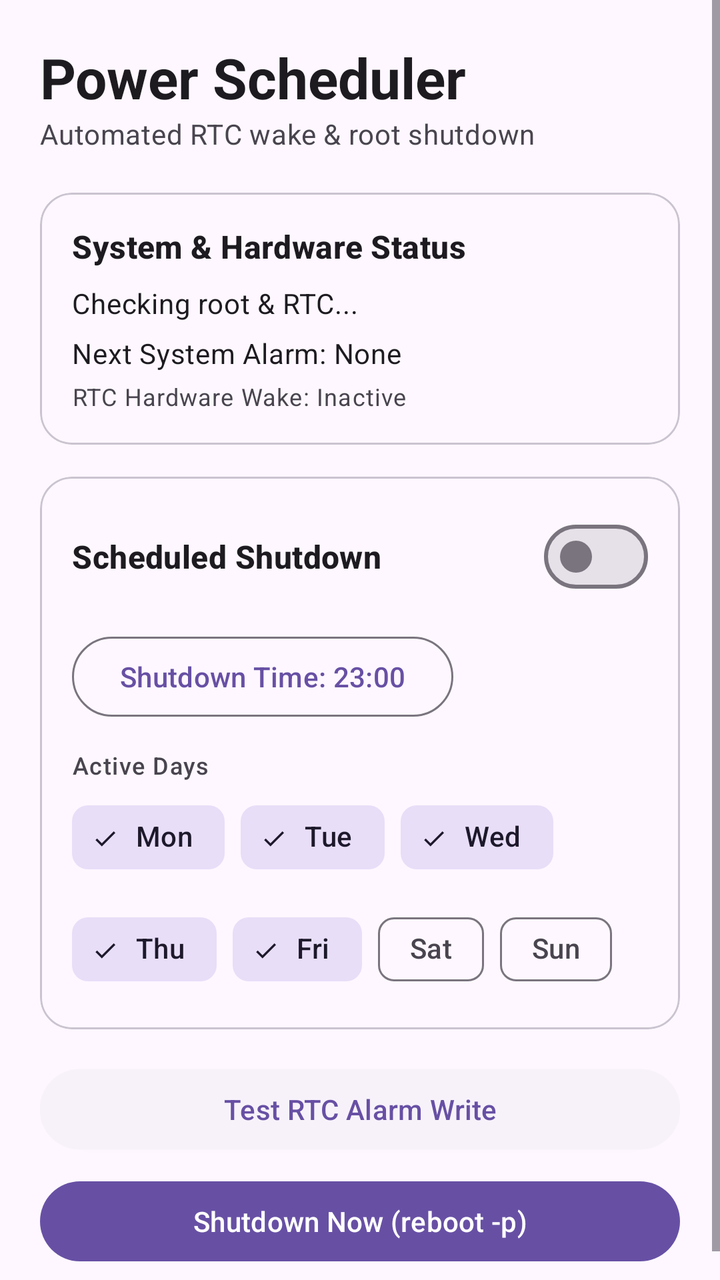
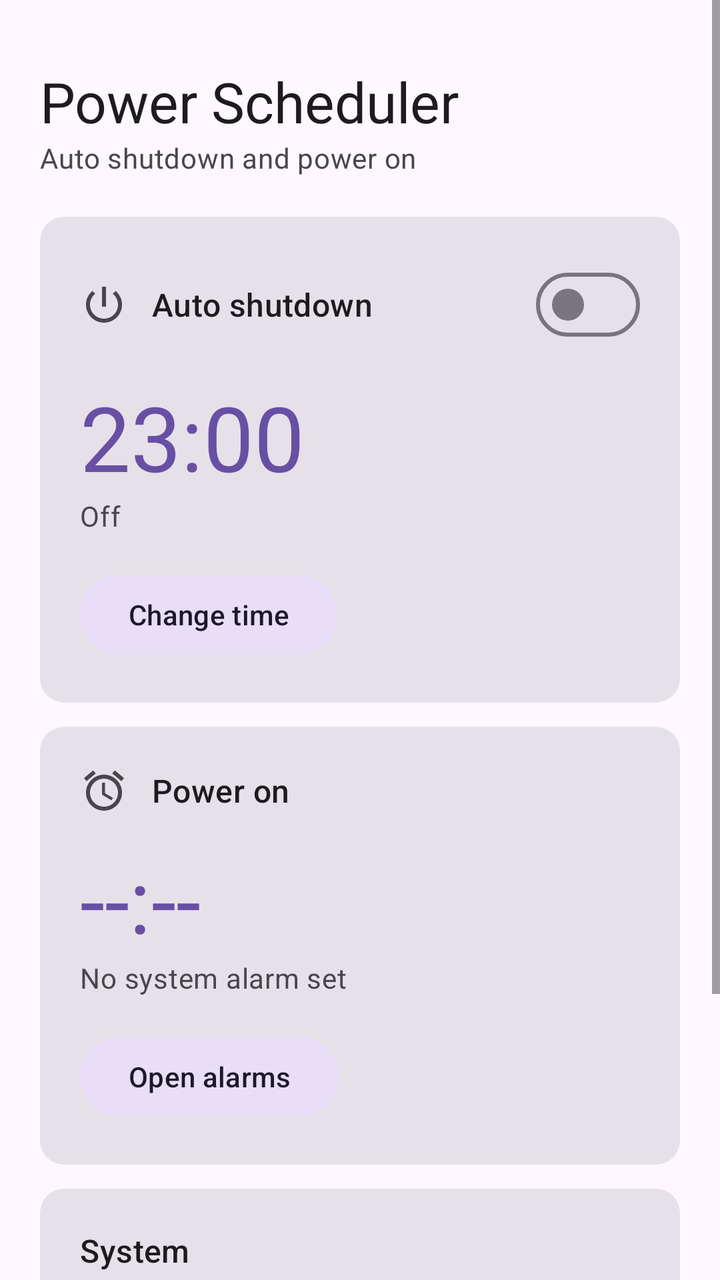

Compare the two renders of this Android layout. The source of the first and the diff that turns it into the second are given below.
<!-- AndroidManifest.xml: application theme Theme.PowerScheduler -->
<!-- res/layout/activity_main.xml -->
<?xml version="1.0" encoding="utf-8"?>
<ScrollView xmlns:android="http://schemas.android.com/apk/res/android"
    xmlns:app="http://schemas.android.com/apk/res-auto"
    android:layout_width="match_parent"
    android:layout_height="match_parent"
    android:background="?android:attr/colorBackground">

    <LinearLayout
        android:layout_width="match_parent"
        android:layout_height="wrap_content"
        android:orientation="vertical"
        android:padding="20dp">

        
        <TextView
            android:layout_width="wrap_content"
            android:layout_height="wrap_content"
            android:text="Power Scheduler"
            android:textAppearance="?attr/textAppearanceHeadlineMedium"
            android:textStyle="bold" />

        <TextView
            android:layout_width="wrap_content"
            android:layout_height="wrap_content"
            android:text="Automated RTC wake &amp; root shutdown"
            android:textAppearance="?attr/textAppearanceBodyMedium"
            android:textColor="?android:attr/textColorSecondary"
            android:layout_marginBottom="20dp" />

        
        <com.google.android.material.card.MaterialCardView
            android:layout_width="match_parent"
            android:layout_height="wrap_content"
            android:layout_marginBottom="16dp"
            app:cardCornerRadius="16dp"
            app:cardElevation="0dp"
            app:strokeWidth="1dp">

            <LinearLayout
                android:layout_width="match_parent"
                android:layout_height="wrap_content"
                android:orientation="vertical"
                android:padding="16dp">

                <TextView
                    android:layout_width="wrap_content"
                    android:layout_height="wrap_content"
                    android:text="System &amp; Hardware Status"
                    android:textAppearance="?attr/textAppearanceTitleMedium"
                    android:textStyle="bold" />

                <TextView
                    android:id="@+id/tvRootStatus"
                    android:layout_width="wrap_content"
                    android:layout_height="wrap_content"
                    android:layout_marginTop="8dp"
                    android:text="Checking root &amp; RTC..."
                    android:textAppearance="?attr/textAppearanceBodyMedium" />

                <TextView
                    android:id="@+id/tvNextAlarm"
                    android:layout_width="wrap_content"
                    android:layout_height="wrap_content"
                    android:layout_marginTop="6dp"
                    android:text="Next System Alarm: None"
                    android:textAppearance="?attr/textAppearanceBodyMedium" />

                <TextView
                    android:id="@+id/tvRtcStatus"
                    android:layout_width="wrap_content"
                    android:layout_height="wrap_content"
                    android:layout_marginTop="4dp"
                    android:text="RTC Hardware Wake: Inactive"
                    android:textAppearance="?attr/textAppearanceBodySmall"
                    android:textColor="?android:attr/textColorSecondary" />
            </LinearLayout>
        </com.google.android.material.card.MaterialCardView>

        
        <com.google.android.material.card.MaterialCardView
            android:layout_width="match_parent"
            android:layout_height="wrap_content"
            android:layout_marginBottom="16dp"
            app:cardCornerRadius="16dp"
            app:cardElevation="0dp"
            app:strokeWidth="1dp">

            <LinearLayout
                android:layout_width="match_parent"
                android:layout_height="wrap_content"
                android:orientation="vertical"
                android:padding="16dp">

                <LinearLayout
                    android:layout_width="match_parent"
                    android:layout_height="wrap_content"
                    android:orientation="horizontal"
                    android:gravity="center_vertical">

                    <TextView
                        android:layout_width="0dp"
                        android:layout_height="wrap_content"
                        android:layout_weight="1"
                        android:text="Scheduled Shutdown"
                        android:textAppearance="?attr/textAppearanceTitleMedium"
                        android:textStyle="bold" />

                    <com.google.android.material.materialswitch.MaterialSwitch
                        android:id="@+id/switchAutoShutdown"
                        android:layout_width="wrap_content"
                        android:layout_height="wrap_content" />
                </LinearLayout>

                <Button
                    android:id="@+id/btnSetShutdownTime"
                    style="@style/Widget.Material3.Button.OutlinedButton"
                    android:layout_width="wrap_content"
                    android:layout_height="wrap_content"
                    android:layout_marginTop="12dp"
                    android:text="Shutdown Time: 23:00" />

                
                <TextView
                    android:layout_width="wrap_content"
                    android:layout_height="wrap_content"
                    android:layout_marginTop="12dp"
                    android:text="Active Days"
                    android:textAppearance="?attr/textAppearanceLabelMedium" />

                <com.google.android.material.chip.ChipGroup
                    android:id="@+id/chipGroupDays"
                    android:layout_width="match_parent"
                    android:layout_height="wrap_content"
                    android:layout_marginTop="4dp">

                    <com.google.android.material.chip.Chip
                        style="@style/Widget.Material3.Chip.Filter"
                        android:layout_width="wrap_content"
                        android:layout_height="wrap_content"
                        android:checked="true"
                        android:text="Mon" />
                    <com.google.android.material.chip.Chip
                        style="@style/Widget.Material3.Chip.Filter"
                        android:layout_width="wrap_content"
                        android:layout_height="wrap_content"
                        android:checked="true"
                        android:text="Tue" />
                    <com.google.android.material.chip.Chip
                        style="@style/Widget.Material3.Chip.Filter"
                        android:layout_width="wrap_content"
                        android:layout_height="wrap_content"
                        android:checked="true"
                        android:text="Wed" />
                    <com.google.android.material.chip.Chip
                        style="@style/Widget.Material3.Chip.Filter"
                        android:layout_width="wrap_content"
                        android:layout_height="wrap_content"
                        android:checked="true"
                        android:text="Thu" />
                    <com.google.android.material.chip.Chip
                        style="@style/Widget.Material3.Chip.Filter"
                        android:layout_width="wrap_content"
                        android:layout_height="wrap_content"
                        android:checked="true"
                        android:text="Fri" />
                    <com.google.android.material.chip.Chip
                        style="@style/Widget.Material3.Chip.Filter"
                        android:layout_width="wrap_content"
                        android:layout_height="wrap_content"
                        android:text="Sat" />
                    <com.google.android.material.chip.Chip
                        style="@style/Widget.Material3.Chip.Filter"
                        android:layout_width="wrap_content"
                        android:layout_height="wrap_content"
                        android:text="Sun" />
                </com.google.android.material.chip.ChipGroup>
            </LinearLayout>
        </com.google.android.material.card.MaterialCardView>

        
        <Button
            android:id="@+id/btnTestRtc"
            style="@style/Widget.Material3.Button.ElevatedButton"
            android:layout_width="match_parent"
            android:layout_height="wrap_content"
            android:layout_marginBottom="8dp"
            android:text="Test RTC Alarm Write" />

        <Button
            android:id="@+id/btnManualShutdown"
            style="@style/Widget.Material3.Button"
            android:layout_width="match_parent"
            android:layout_height="wrap_content"
            android:text="Shutdown Now (reboot -p)" />

    </LinearLayout>
</ScrollView>
<!-- resources referenced by this layout -->
<resources>
  <style name="Theme.PowerScheduler" parent="Theme.Material3.DayNight.NoActionBar">
          <item name="colorPrimary">@color/md_theme_primary</item>
          <item name="colorOnPrimary">@color/md_theme_onPrimary</item>
          <item name="colorContainer">@color/md_theme_primaryContainer</item>
      </style>
  <color name="md_theme_primary">#6750A4</color>
  <color name="md_theme_onPrimary">#FFFFFF</color>
  <color name="md_theme_primaryContainer">#EADDFF</color>
</resources>

<!-- the commit's change to res/layout/activity_main.xml (unified diff, before → after) -->
@@ -3,7 +3,9 @@
     xmlns:app="http://schemas.android.com/apk/res-auto"
     android:layout_width="match_parent"
     android:layout_height="match_parent"
-    android:background="?android:attr/colorBackground">
+    android:background="?attr/colorSurface"
+    android:fillViewport="true"
+    android:fitsSystemWindows="true">
 
     <LinearLayout
         android:layout_width="match_parent"
@@ -13,185 +15,230 @@
 
         
         <TextView
-            android:layout_width="wrap_content"
-            android:layout_height="wrap_content"
+            android:layout_width="match_parent"
+            android:layout_height="wrap_content"
+            android:layout_marginTop="12dp"
             android:text="Power Scheduler"
             android:textAppearance="?attr/textAppearanceHeadlineMedium"
-            android:textStyle="bold" />
+            android:textColor="?attr/colorOnSurface" />
 
         <TextView
-            android:layout_width="wrap_content"
-            android:layout_height="wrap_content"
-            android:text="Automated RTC wake &amp; root shutdown"
+            android:layout_width="match_parent"
+            android:layout_height="wrap_content"
+            android:layout_marginBottom="20dp"
+            android:text="Auto shutdown and power on"
             android:textAppearance="?attr/textAppearanceBodyMedium"
-            android:textColor="?android:attr/textColorSecondary"
-            android:layout_marginBottom="20dp" />
+            android:textColor="?attr/colorOnSurfaceVariant" />
 
         
         <com.google.android.material.card.MaterialCardView
-            android:layout_width="match_parent"
-            android:layout_height="wrap_content"
-            android:layout_marginBottom="16dp"
-            app:cardCornerRadius="16dp"
-            app:cardElevation="0dp"
-            app:strokeWidth="1dp">
+            style="?attr/materialCardViewFilledStyle"
+            android:layout_width="match_parent"
+            android:layout_height="wrap_content"
+            android:layout_marginBottom="12dp">
 
             <LinearLayout
                 android:layout_width="match_parent"
                 android:layout_height="wrap_content"
                 android:orientation="vertical"
-                android:padding="16dp">
-
-                <TextView
-                    android:layout_width="wrap_content"
-                    android:layout_height="wrap_content"
-                    android:text="System &amp; Hardware Status"
-                    android:textAppearance="?attr/textAppearanceTitleMedium"
-                    android:textStyle="bold" />
-
-                <TextView
-                    android:id="@+id/tvRootStatus"
-                    android:layout_width="wrap_content"
-                    android:layout_height="wrap_content"
-                    android:layout_marginTop="8dp"
-                    android:text="Checking root &amp; RTC..."
-                    android:textAppearance="?attr/textAppearanceBodyMedium" />
-
-                <TextView
-                    android:id="@+id/tvNextAlarm"
-                    android:layout_width="wrap_content"
-                    android:layout_height="wrap_content"
-                    android:layout_marginTop="6dp"
-                    android:text="Next System Alarm: None"
-                    android:textAppearance="?attr/textAppearanceBodyMedium" />
-
-                <TextView
-                    android:id="@+id/tvRtcStatus"
-                    android:layout_width="wrap_content"
-                    android:layout_height="wrap_content"
-                    android:layout_marginTop="4dp"
-                    android:text="RTC Hardware Wake: Inactive"
-                    android:textAppearance="?attr/textAppearanceBodySmall"
-                    android:textColor="?android:attr/textColorSecondary" />
+                android:padding="20dp">
+
+                <LinearLayout
+                    android:layout_width="match_parent"
+                    android:layout_height="wrap_content"
+                    android:gravity="center_vertical"
+                    android:orientation="horizontal">
+
+                    <ImageView
+                        android:layout_width="24dp"
+                        android:layout_height="24dp"
+                        android:importantForAccessibility="no"
+                        android:src="@drawable/ic_power" />
+
+                    <TextView
+                        android:layout_width="0dp"
+                        android:layout_height="wrap_content"
+                        android:layout_marginStart="12dp"
+                        android:layout_weight="1"
+                        android:text="Auto shutdown"
+                        android:textAppearance="?attr/textAppearanceTitleMedium"
+                        android:textColor="?attr/colorOnSurface" />
+
+                    <com.google.android.material.materialswitch.MaterialSwitch
+                        android:id="@+id/switchShutdown"
+                        android:layout_width="wrap_content"
+                        android:layout_height="wrap_content" />
+                </LinearLayout>
+
+                <TextView
+                    android:id="@+id/tvShutdownTime"
+                    android:layout_width="wrap_content"
+                    android:layout_height="wrap_content"
+                    android:layout_marginTop="12dp"
+                    android:text="23:00"
+                    android:textAppearance="?attr/textAppearanceDisplayMedium"
+                    android:textColor="?attr/colorPrimary" />
+
+                <TextView
+                    android:id="@+id/tvShutdownNext"
+                    android:layout_width="wrap_content"
+                    android:layout_height="wrap_content"
+                    android:text="Off"
+                    android:textAppearance="?attr/textAppearanceBodyMedium"
+                    android:textColor="?attr/colorOnSurfaceVariant" />
+
+                <com.google.android.material.button.MaterialButton
+                    android:id="@+id/btnSetShutdownTime"
+                    style="@style/Widget.Material3.Button.TonalButton"
+                    android:layout_width="wrap_content"
+                    android:layout_height="wrap_content"
+                    android:layout_marginTop="16dp"
+                    android:text="Change time" />
             </LinearLayout>
         </com.google.android.material.card.MaterialCardView>
 
         
         <com.google.android.material.card.MaterialCardView
-            android:layout_width="match_parent"
-            android:layout_height="wrap_content"
-            android:layout_marginBottom="16dp"
-            app:cardCornerRadius="16dp"
-            app:cardElevation="0dp"
-            app:strokeWidth="1dp">
+            style="?attr/materialCardViewFilledStyle"
+            android:layout_width="match_parent"
+            android:layout_height="wrap_content"
+            android:layout_marginBottom="12dp">
 
             <LinearLayout
                 android:layout_width="match_parent"
                 android:layout_height="wrap_content"
                 android:orientation="vertical"
-                android:padding="16dp">
+                android:padding="20dp">
 
                 <LinearLayout
                     android:layout_width="match_parent"
                     android:layout_height="wrap_content"
-                    android:orientation="horizontal"
-                    android:gravity="center_vertical">
+                    android:gravity="center_vertical"
+                    android:orientation="horizontal">
+
+                    <ImageView
+                        android:layout_width="24dp"
+                        android:layout_height="24dp"
+                        android:importantForAccessibility="no"
+                        android:src="@drawable/ic_alarm" />
 
                     <TextView
-                        android:layout_width="0dp"
-                        android:layout_height="wrap_content"
-                        android:layout_weight="1"
-                        android:text="Scheduled Shutdown"
+                        android:layout_width="wrap_content"
+                        android:layout_height="wrap_content"
+                        android:layout_marginStart="12dp"
+                        android:text="Power on"
                         android:textAppearance="?attr/textAppearanceTitleMedium"
-                        android:textStyle="bold" />
-
-                    <com.google.android.material.materialswitch.MaterialSwitch
-                        android:id="@+id/switchAutoShutdown"
-                        android:layout_width="wrap_content"
-                        android:layout_height="wrap_content" />
+                        android:textColor="?attr/colorOnSurface" />
                 </LinearLayout>
 
-                <Button
-                    android:id="@+id/btnSetShutdownTime"
-                    style="@style/Widget.Material3.Button.OutlinedButton"
+                <TextView
+                    android:id="@+id/tvWakeTime"
                     android:layout_width="wrap_content"
                     android:layout_height="wrap_content"
                     android:layout_marginTop="12dp"
-                    android:text="Shutdown Time: 23:00" />
-
-                
-                <TextView
-                    android:layout_width="wrap_content"
-                    android:layout_height="wrap_content"
-                    android:layout_marginTop="12dp"
-                    android:text="Active Days"
-                    android:textAppearance="?attr/textAppearanceLabelMedium" />
-
-                <com.google.android.material.chip.ChipGroup
-                    android:id="@+id/chipGroupDays"
-                    android:layout_width="match_parent"
-                    android:layout_height="wrap_content"
-                    android:layout_marginTop="4dp">
-
-                    <com.google.android.material.chip.Chip
-                        style="@style/Widget.Material3.Chip.Filter"
-                        android:layout_width="wrap_content"
-                        android:layout_height="wrap_content"
-                        android:checked="true"
-                        android:text="Mon" />
-                    <com.google.android.material.chip.Chip
-                        style="@style/Widget.Material3.Chip.Filter"
-                        android:layout_width="wrap_content"
-                        android:layout_height="wrap_content"
-                        android:checked="true"
-                        android:text="Tue" />
-                    <com.google.android.material.chip.Chip
-                        style="@style/Widget.Material3.Chip.Filter"
-                        android:layout_width="wrap_content"
-                        android:layout_height="wrap_content"
-                        android:checked="true"
-                        android:text="Wed" />
-                    <com.google.android.material.chip.Chip
-                        style="@style/Widget.Material3.Chip.Filter"
-                        android:layout_width="wrap_content"
-                        android:layout_height="wrap_content"
-                        android:checked="true"
-                        android:text="Thu" />
-                    <com.google.android.material.chip.Chip
-                        style="@style/Widget.Material3.Chip.Filter"
-                        android:layout_width="wrap_content"
-                        android:layout_height="wrap_content"
-                        android:checked="true"
-                        android:text="Fri" />
-                    <com.google.android.material.chip.Chip
-                        style="@style/Widget.Material3.Chip.Filter"
-                        android:layout_width="wrap_content"
-                        android:layout_height="wrap_content"
-                        android:text="Sat" />
-                    <com.google.android.material.chip.Chip
-                        style="@style/Widget.Material3.Chip.Filter"
-                        android:layout_width="wrap_content"
-                        android:layout_height="wrap_content"
-                        android:text="Sun" />
-                </com.google.android.material.chip.ChipGroup>
+                    android:text="--:--"
+                    android:textAppearance="?attr/textAppearanceDisplayMedium"
+                    android:textColor="?attr/colorPrimary" />
+
+                <TextView
+                    android:id="@+id/tvWakeSub"
+                    android:layout_width="wrap_content"
+                    android:layout_height="wrap_content"
+                    android:text="No system alarm set"
+                    android:textAppearance="?attr/textAppearanceBodyMedium"
+                    android:textColor="?attr/colorOnSurfaceVariant" />
+
+                <com.google.android.material.button.MaterialButton
+                    android:id="@+id/btnOpenAlarms"
+                    style="@style/Widget.Material3.Button.TonalButton"
+                    android:layout_width="wrap_content"
+                    android:layout_height="wrap_content"
+                    android:layout_marginTop="16dp"
+                    android:text="Open alarms" />
             </LinearLayout>
         </com.google.android.material.card.MaterialCardView>
 
         
-        <Button
-            android:id="@+id/btnTestRtc"
-            style="@style/Widget.Material3.Button.ElevatedButton"
-            android:layout_width="match_parent"
-            android:layout_height="wrap_content"
-            android:layout_marginBottom="8dp"
-            android:text="Test RTC Alarm Write" />
-
-        <Button
-            android:id="@+id/btnManualShutdown"
-            style="@style/Widget.Material3.Button"
-            android:layout_width="match_parent"
-            android:layout_height="wrap_content"
-            android:text="Shutdown Now (reboot -p)" />
+        <com.google.android.material.card.MaterialCardView
+            style="?attr/materialCardViewFilledStyle"
+            android:layout_width="match_parent"
+            android:layout_height="wrap_content"
+            android:layout_marginBottom="20dp">
+
+            <LinearLayout
+                android:layout_width="match_parent"
+                android:layout_height="wrap_content"
+                android:orientation="vertical"
+                android:padding="20dp">
+
+                <TextView
+                    android:layout_width="wrap_content"
+                    android:layout_height="wrap_content"
+                    android:text="System"
+                    android:textAppearance="?attr/textAppearanceTitleMedium"
+                    android:textColor="?attr/colorOnSurface" />
+
+                <LinearLayout
+                    android:layout_width="match_parent"
+                    android:layout_height="wrap_content"
+                    android:layout_marginTop="8dp"
+                    android:orientation="horizontal">
+
+                    <com.google.android.material.chip.Chip
+                        android:id="@+id/chipRoot"
+                        style="@style/Widget.Material3.Chip.Assist"
+                        android:layout_width="wrap_content"
+                        android:layout_height="wrap_content"
+                        android:clickable="false"
+                        android:text="Root: checking..." />
+
+                    <com.google.android.material.chip.Chip
+                        android:id="@+id/chipRtc"
+                        style="@style/Widget.Material3.Chip.Assist"
+                        android:layout_width="wrap_content"
+                        android:layout_height="wrap_content"
+                        android:layout_marginStart="8dp"
+                        android:clickable="false"
+                        android:text="RTC: checking..." />
+                </LinearLayout>
+
+                <TextView
+                    android:id="@+id/tvLastResult"
+                    android:layout_width="match_parent"
+                    android:layout_height="wrap_content"
+                    android:layout_marginTop="8dp"
+                    android:text=""
+                    android:textAppearance="?attr/textAppearanceBodySmall"
+                    android:textColor="?attr/colorOnSurfaceVariant" />
+            </LinearLayout>
+        </com.google.android.material.card.MaterialCardView>
+
+        
+        <LinearLayout
+            android:layout_width="match_parent"
+            android:layout_height="wrap_content"
+            android:orientation="horizontal">
+
+            <com.google.android.material.button.MaterialButton
+                android:id="@+id/btnTestRtc"
+                style="@style/Widget.Material3.Button.OutlinedButton"
+                android:layout_width="0dp"
+                android:layout_height="wrap_content"
+                android:layout_marginEnd="8dp"
+                android:layout_weight="1"
+                android:text="Test RTC" />
+
+            <com.google.android.material.button.MaterialButton
+                android:id="@+id/btnManualShutdown"
+                style="@style/Widget.Material3.Button"
+                android:layout_width="0dp"
+                android:layout_height="wrap_content"
+                android:layout_marginStart="8dp"
+                android:layout_weight="1"
+                android:text="Shut down now"
+                android:textColor="?attr/colorOnError"
+                app:backgroundTint="?attr/colorError" />
+        </LinearLayout>
 
     </LinearLayout>
 </ScrollView>
<!-- resource entries referenced after the edit -->
@@ -1,12 +1,29 @@
 <!-- resources referenced by this layout -->
 <resources>
-  <style name="Theme.PowerScheduler" parent="Theme.Material3.DayNight.NoActionBar">
-          <item name="colorPrimary">@color/md_theme_primary</item>
-          <item name="colorOnPrimary">@color/md_theme_onPrimary</item>
-          <item name="colorContainer">@color/md_theme_primaryContainer</item>
-      </style>
-  <color name="md_theme_primary">#6750A4</color>
-  <color name="md_theme_onPrimary">#FFFFFF</color>
-  <color name="md_theme_primaryContainer">#EADDFF</color>
+  <!-- drawable ic_alarm (drawable) -->
+  <?xml version="1.0" encoding="utf-8"?>
+  <vector xmlns:android="http://schemas.android.com/apk/res/android"
+      android:width="24dp"
+      android:height="24dp"
+      android:tint="?attr/colorOnSurfaceVariant"
+      android:viewportWidth="24"
+      android:viewportHeight="24">
+      <path
+          android:fillColor="#FF000000"
+          android:pathData="M22,5.72l-4.6,-3.86 -1.29,1.53 4.6,3.86L22,5.72zM7.88,3.39L6.6,1.86 2,5.71l1.29,1.53 4.59,-3.85zM12.5,8H11v6l4.75,2.85 0.75,-1.23 -4,-2.37V8zM12,4c-4.97,0 -9,4.03 -9,9s4.02,9 9,9c4.97,0 9,-4.03 9,-9s-4.03,-9 -9,-9zM12,20c-3.87,0 -7,-3.13 -7,-7s3.13,-7 7,-7 7,3.13 7,7 -3.13,7 -7,7z" />
+  </vector>
+  <!-- drawable ic_power (drawable) -->
+  <?xml version="1.0" encoding="utf-8"?>
+  <vector xmlns:android="http://schemas.android.com/apk/res/android"
+      android:width="24dp"
+      android:height="24dp"
+      android:tint="?attr/colorOnSurfaceVariant"
+      android:viewportWidth="24"
+      android:viewportHeight="24">
+      <path
+          android:fillColor="#FF000000"
+          android:pathData="M13,3h-2v10h2V3zM17.83,5.17l-1.42,1.42C17.99,7.86 19,9.81 19,12c0,3.87 -3.13,7 -7,7s-7,-3.13 -7,-7c0,-2.19 1.01,-4.14 2.58,-5.42L6.17,5.17C4.23,6.82 3,9.26 3,12c0,4.97 4.03,9 9,9s9,-4.03 9,-9c0,-2.74 -1.23,-5.18 -3.17,-6.83z" />
+  </vector>
+  <style name="Theme.PowerScheduler" parent="Theme.Material3.DayNight.NoActionBar" />
 </resources>
 
